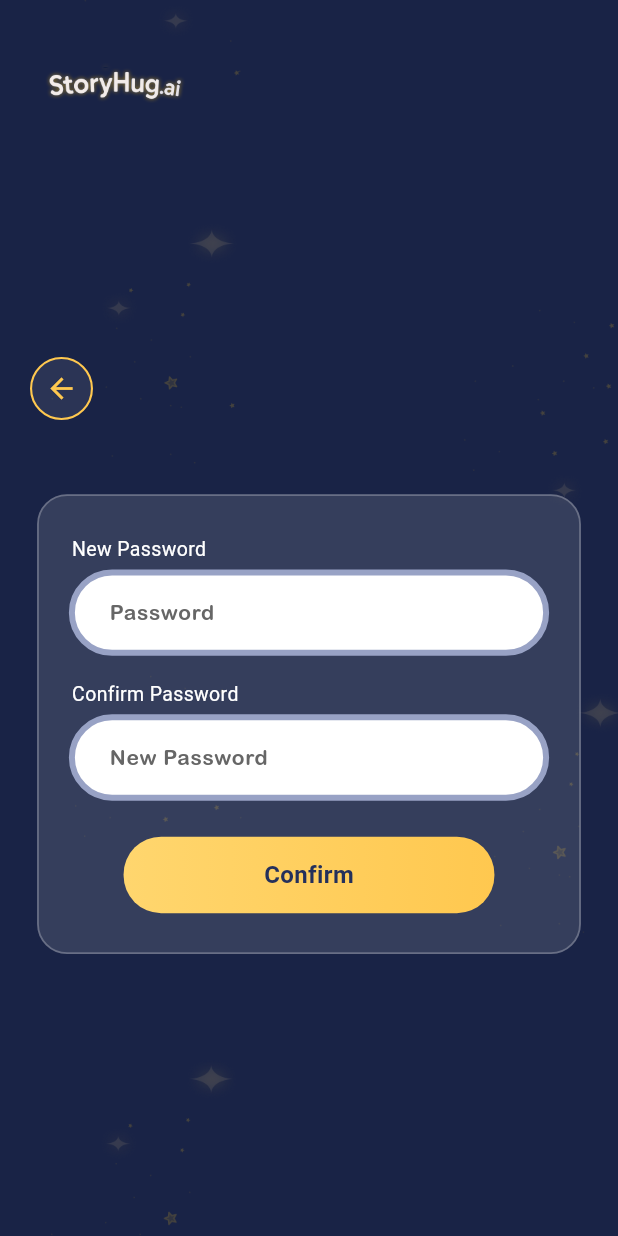
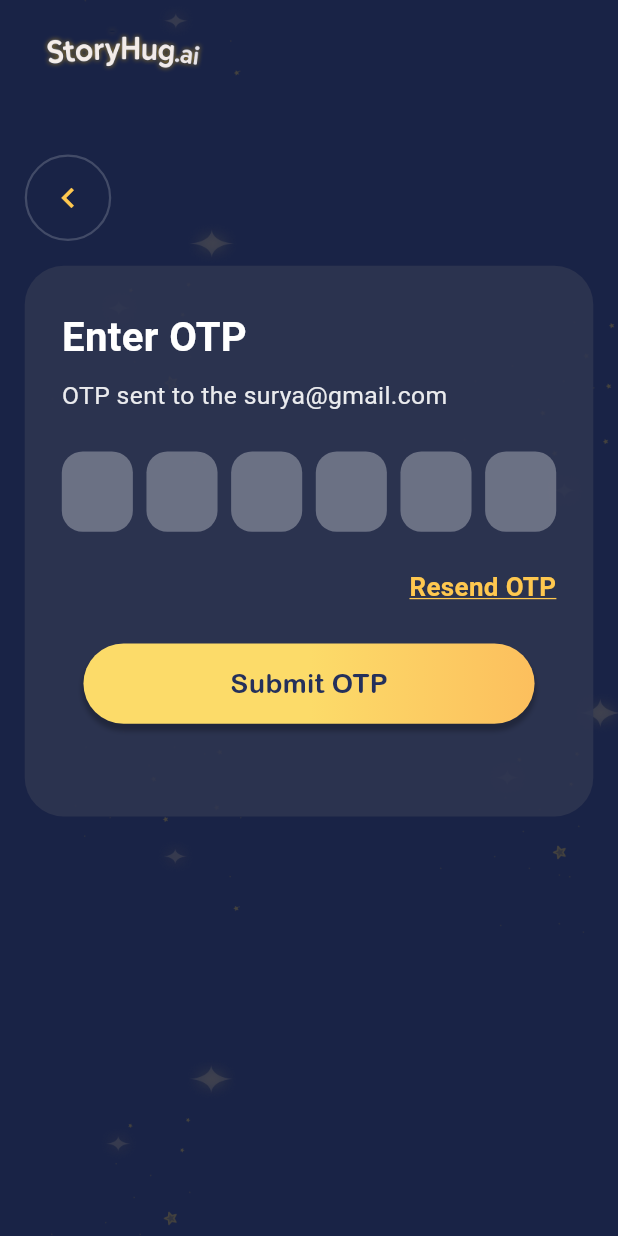
Before and after one commit to Vikranth1831/story_hug, a Flutter app: the screen it shows after launch, on a phone screen of 412 x 824 dp. Run offline on Flutter 3.47's test engine with Material 3 defaults, Android fonts, the phone set to English and light mode, and no system bars; our stand-ins replace connectivity_plus, dio, dotted_border, equatable, firebase_core, firebase_crashlytics and 8 more; accounts and stored records are empty; Roboto replaces fonts that are missing (segeo); project files that could hold a hidden picture were left out.

Commit message:
commit by vikranth 24/11/25 at 03:03 PM

```diff
--- a/lib/app_routes/router.dart
+++ b/lib/app_routes/router.dart
@@ -12,6 +12,7 @@ import 'package:story_hug/pages/SuccesspageClass/successpage.dart';
 import 'package:story_hug/pages/creating_profile_for_kids/entering_fields.dart';
 import 'package:story_hug/pages/creating_profile_for_kids/manage_kids.dart';
 import 'package:story_hug/pages/lets-begin.dart';
+import 'package:story_hug/pages/otp-screen.dart';
 import 'package:story_hug/pages/profile.dart';
 import 'package:story_hug/pages/recording_voice/recording_voice.dart';
 import 'package:story_hug/pages/recording_voice/save_voice.dart';
@@ -157,9 +158,15 @@ final GoRouter appRouter = GoRouter(
       },
     ),
     GoRoute(
+      path: '/otp-screen',
+      pageBuilder: (context, state) {
+        return buildSlideTransitionPage(OtpScreen(), state);
+      },
+    ),
+    GoRoute(
       path: '/',
       pageBuilder: (context, state) {
-        return buildSlideTransitionPage(Passwordchange(), state);
+        return buildSlideTransitionPage(OtpScreen(), state);
       },
     ),
     GoRoute(
--- /dev/null
+++ b/lib/pages/otp-screen.dart
@@ -0,0 +1,290 @@
+import 'package:flutter/material.dart';
+import 'package:go_router/go_router.dart';
+import 'package:story_hug/components/create_now_button.dart';
+import 'package:story_hug/utils/media_query_helper.dart';
+
+class OtpScreen extends StatefulWidget {
+  const OtpScreen({super.key});
+
+  @override
+  State<OtpScreen> createState() => _OtpScreenState();
+}
+
+class _OtpScreenState extends State<OtpScreen> {
+  final String bgAssetPath = 'assets/images/bgimage.png';
+  final String logoAssetPath = 'assets/images/logo.png';
+
+  final List<TextEditingController> _otpControllers =
+  List.generate(6, (index) => TextEditingController());
+
+  String? errorMessage; // <-- ADDED
+
+  @override
+  void dispose() {
+    for (var c in _otpControllers) {
+      c.dispose();
+    }
+    super.dispose();
+  }
+
+  /// OTP BOX UI
+  Widget otpBox(int index, double w, double h) {
+    return Container(
+      width: w * 0.115,
+      height: h * 0.065,
+      alignment: Alignment.center,
+      decoration: BoxDecoration(
+        borderRadius: BorderRadius.circular(14),
+        color: Colors.white30,
+      ),
+      child: TextField(
+        controller: _otpControllers[index],
+        textAlign: TextAlign.center,
+        keyboardType: TextInputType.number,
+        maxLength: 1,
+        style: TextStyle(
+          color: Colors.white,
+          fontSize: w * 0.055,
+        ),
+
+        decoration: const InputDecoration(
+          counterText: "",
+          border: InputBorder.none,
+          focusedBorder: InputBorder.none,
+          enabledBorder: InputBorder.none,
+          disabledBorder: InputBorder.none,
+          filled: true,
+          fillColor: Colors.transparent,
+          contentPadding: EdgeInsets.zero,
+        ),
+
+        onChanged: (value) {
+          // Remove errors while typing
+          setState(() => errorMessage = null);
+
+          // Validate only digits
+          if (value.isNotEmpty && !RegExp(r'^[0-9]$').hasMatch(value)) {
+            setState(() {
+              errorMessage = "Invalid OTP (only digits allowed)";
+            });
+            _otpControllers[index].clear();
+            return;
+          }
+
+          // Auto move to next field
+          if (value.isNotEmpty && index < 5) {
+            FocusScope.of(context).nextFocus();
+          }
+
+          // Last digit → Auto close keyboard
+          if (index == 5 && value.isNotEmpty) {
+            FocusScope.of(context).unfocus();
+          }
+
+          // Backspace → go to previous field
+          if (value.isEmpty && index > 0) {
+            FocusScope.of(context).previousFocus();
+          }
+        },
+      ),
+    );
+  }
+
+  /// OTP VALIDATION
+  bool validateOtp() {
+    for (var c in _otpControllers) {
+      if (c.text.isEmpty) return false;
+    }
+    return true;
+  }
+
+  @override
+  Widget build(BuildContext context) {
+    final double w = SizeConfig.screenWidth;
+    final double h = SizeConfig.screenHeight;
+
+    return Scaffold(
+      body: Stack(
+        children: [
+          Positioned.fill(
+            child: Image.asset(
+              bgAssetPath,
+              fit: BoxFit.cover,
+            ),
+          ),
+
+          SafeArea(
+            child: Padding(
+              padding: EdgeInsets.symmetric(horizontal: w * 0.04),
+              child: Column(
+                children: [
+                  SizedBox(height: h * 0.02),
+
+                  /// LOGO
+                  Align(
+                    alignment: Alignment.topLeft,
+                    child: Image.asset(
+                      logoAssetPath,
+                      height: h * 0.045,
+                    ),
+                  ),
+
+                  SizedBox(height: h * 0.06),
+
+                  Expanded(
+                    child: SingleChildScrollView(
+                      child: Column(
+                        children: [
+                          /// BACK BUTTON
+                          Align(
+                            alignment: Alignment.centerLeft,
+                            child: GestureDetector(
+                              onTap: () => context.pop(),
+                              child: Container(
+                                width: w * 0.14,
+                                height: w * 0.14,
+                                decoration: BoxDecoration(
+                                  shape: BoxShape.circle,
+                                  border: Border.all(
+                                      color: Colors.white.withOpacity(0.18),
+                                      width: 1.5),
+                                ),
+                                child: Center(
+                                  child: Icon(
+                                    Icons.chevron_left_outlined,
+                                    color: const Color(0xFFFFC84F),
+                                    size: w * 0.065,
+                                  ),
+                                ),
+                              ),
+                            ),
+                          ),
+
+                          SizedBox(height: h * 0.02),
+
+                          /// OTP CARD
+                          Container(
+                            width: double.infinity,
+                            padding: EdgeInsets.symmetric(
+                              horizontal: w * 0.06,
+                              vertical: h * 0.035,
+                            ),
+                            decoration: BoxDecoration(
+                              color: const Color(0xFF2E3550).withOpacity(0.88),
+                              borderRadius: BorderRadius.circular(26),
+                            ),
+                            child: Column(
+                              crossAxisAlignment: CrossAxisAlignment.start,
+                              children: [
+                                /// TITLE
+                                Text(
+                                  "Enter OTP",
+                                  style: TextStyle(
+                                      fontSize: w * 0.065,
+                                      color: Colors.white,
+                                      fontWeight: FontWeight.bold),
+                                ),
+
+                                SizedBox(height: h * 0.01),
+
+                                /// SUBTEXT
+                                Text(
+                                  "OTP sent to the surya@gmail.com",
+                                  style: TextStyle(
+                                    color: Colors.white.withOpacity(0.9),
+                                    fontSize: w * 0.04,
+                                  ),
+                                ),
+
+                                SizedBox(height: h * 0.03),
+
+                                /// OTP BOXES
+                                Row(
+                                  mainAxisAlignment:
+                                  MainAxisAlignment.spaceBetween,
+                                  children:
+                                  List.generate(6, (i) => otpBox(i, w, h)),
+                                ),
+
+                                SizedBox(height: h * 0.015),
+
+                                /// ERROR MESSAGE BELOW OTP BOXES  <--- ADDED
+                                if (errorMessage != null)
+                                  Padding(
+                                    padding: EdgeInsets.only(top: h * 0.005),
+                                    child: Text(
+                                      errorMessage!,
+                                      style: TextStyle(
+                                        color: Colors.redAccent,
+                                        fontSize: w * 0.036,
+                                      ),
+                                    ),
+                                  ),
+
+                                SizedBox(height: h * 0.015),
+
+                                /// RESEND
+                                Align(
+                                  alignment: Alignment.centerRight,
+                                  child: GestureDetector(
+                                    onTap: () {
+                                      setState(() {
+                                        errorMessage = null;
+                                      });
+                                      ScaffoldMessenger.of(context)
+                                          .showSnackBar(const SnackBar(
+                                          content: Text("OTP Resent")));
+                                    },
+                                    child: Text(
+                                      "Resend OTP",
+                                      style: TextStyle(
+                                        color: const Color(0xFFFFC84F),
+                                        fontSize: w * 0.042,
+                                        decoration: TextDecoration.underline,
+                                        decorationColor: Color(0xFFFFC84F),
+                                        fontWeight: FontWeight.bold,
+                                      ),
+                                    ),
+                                  ),
+                                ),
+
+                                SizedBox(height: h * 0.03),
+
+                                /// CONTINUE BUTTON WITH VALIDATION
+                                InkWell(
+                                  onTap: () {
+                                    if (!validateOtp()) {
+                                      setState(() {
+                                        errorMessage =
+                                        "Please enter all 6 digits";
+                                      });
+                                      return;
+                                    }
+
+                                    context.push('/success',extra: {
+                                      'title': "Verified",
+                                      'button': "Continue",
+                                    },);
+                                  },
+                                  child: const CreateNowButton(
+                                    text: "Submit OTP",
+                                  ),
+                                ),
+                              ],
+                            ),
+                          ),
+
+                          SizedBox(height: h * 0.09),
+                        ],
+                      ),
+                    ),
+                  ),
+                ],
+              ),
+            ),
+          ),
+        ],
+      ),
+    );
+  }
+}
--- a/lib/pages/verify_email.dart
+++ b/lib/pages/verify_email.dart
@@ -144,7 +144,11 @@ class VerificationCard extends StatelessWidget {
                   SizedBox(height: h * 0.03),
 
                   // BUTTON
-                  Container(
+                  GestureDetector(
+                    onTap:(){
+                      context.push('/otp-screen');
+                    },
+                    child: Container(
                       width: double.infinity,
                       height: h * 0.06,
                       decoration: BoxDecoration(
@@ -168,6 +172,7 @@ class VerificationCard extends StatelessWidget {
                         ),
                       ),
                     ),
+                  ),
                 ],
               ),
             ),
```
Lines whose indentation alone changed are shown as unchanged.
